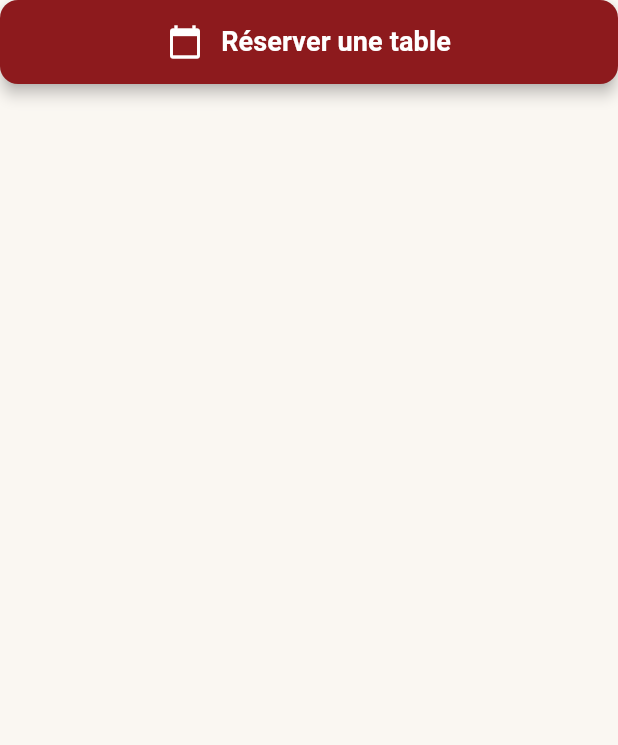
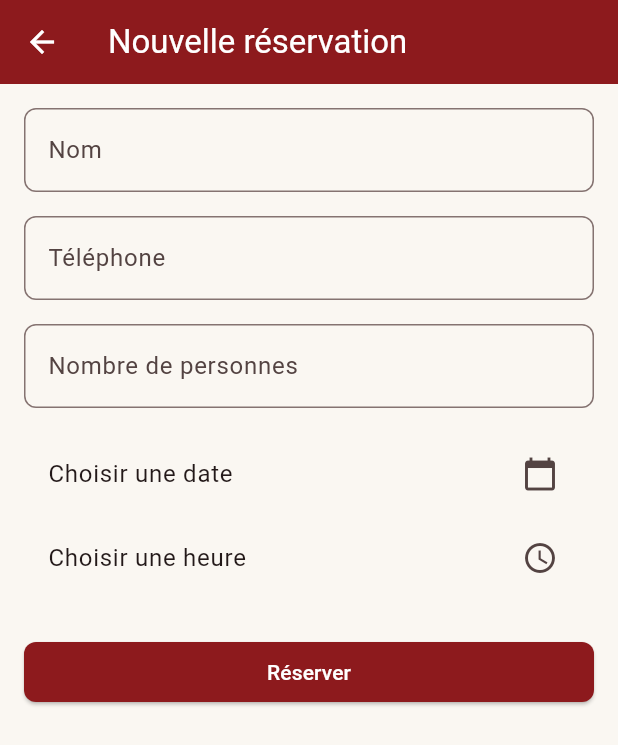
Before and after one commit to flutterestaurant/resto_app, a Flutter app: the ReservationButton widget shown alone on an empty page, opened directly, after a tap on "Réserver une table", on a phone screen of 412 x 824 dp. Shown: the top 745 px of the screen. Run offline on Flutter 3.47's test engine with Material 3 defaults, Android fonts, the phone set to English and light mode, and no system bars; network calls fail.

Commit message:
feat(front): add reservation front

```diff
--- a/frontend/lib/main.dart
+++ b/frontend/lib/main.dart
@@ -1,6 +1,7 @@
 import 'package:flutter/material.dart';
 import 'screens/home_screen.dart';
 import 'themes/app_theme.dart';
+import 'screens/add_reservation_screen.dart';
 
 void main() {
   runApp(const MyApp());
@@ -16,6 +17,9 @@ class MyApp extends StatelessWidget {
       theme: AppTheme.lightTheme, // Utilise ton thème personnalisé
       home: const HomeScreen(), // Affiche l'écran d'accueil du resto
       debugShowCheckedModeBanner: false,
+      routes: {
+        '/add-reservation': (context) => const AddReservationScreen(),
+      },
     );
   }
 }
--- /dev/null
+++ b/frontend/lib/screens/add_reservation_screen.dart
@@ -0,0 +1,116 @@
+import 'package:flutter/material.dart';
+import '../models/reservation.dart';
+import '../services/reservation_service.dart';
+import '../widgets/reservation_button.dart';
+
+class AddReservationScreen extends StatefulWidget {
+  const AddReservationScreen({super.key});
+
+  @override
+  State<AddReservationScreen> createState() => _AddReservationScreenState();
+}
+
+class _AddReservationScreenState extends State<AddReservationScreen> {
+  final _formKey = GlobalKey<FormState>();
+  final _nameController = TextEditingController();
+  final _phoneController = TextEditingController();
+  final _guestsController = TextEditingController();
+  DateTime? _selectedDate;
+  TimeOfDay? _selectedTime;
+  bool _isLoading = false;
+
+  Future<void> _submit() async {
+    if (!_formKey.currentState!.validate() || _selectedDate == null || _selectedTime == null) return;
+    setState(() => _isLoading = true);
+    try {
+      final reservation = Reservation(
+        name: _nameController.text,
+        phone: _phoneController.text,
+        guests: int.parse(_guestsController.text),
+        date: _selectedDate!,
+        time: _selectedTime!.format(context),
+      );
+      await ReservationService.addReservation(reservation);
+      if (mounted) {
+        Navigator.pop(context, true);
+        ScaffoldMessenger.of(context).showSnackBar(const SnackBar(content: Text('Réservation ajoutée !')));
+      }
+    } catch (e) {
+      ScaffoldMessenger.of(context).showSnackBar(SnackBar(content: Text('Erreur : $e')));
+    } finally {
+      setState(() => _isLoading = false);
+    }
+  }
+
+  @override
+  Widget build(BuildContext context) {
+    return Scaffold(
+      appBar: AppBar(title: const Text('Nouvelle réservation')),
+      body: Padding(
+        padding: const EdgeInsets.all(16.0),
+        child: Form(
+          key: _formKey,
+          child: ListView(
+            children: [
+              TextFormField(
+                controller: _nameController,
+                decoration: const InputDecoration(labelText: 'Nom'),
+                validator: (v) => v == null || v.isEmpty ? 'Champ requis' : null,
+              ),
+              const SizedBox(height: 16),
+              TextFormField(
+                controller: _phoneController,
+                decoration: const InputDecoration(labelText: 'Téléphone'),
+                keyboardType: TextInputType.phone,
+                validator: (v) => v == null || v.isEmpty ? 'Champ requis' : null,
+              ),
+              const SizedBox(height: 16),
+              TextFormField(
+                controller: _guestsController,
+                decoration: const InputDecoration(labelText: 'Nombre de personnes'),
+                keyboardType: TextInputType.number,
+                validator: (v) {
+                  if (v == null || v.isEmpty) return 'Champ requis';
+                  final n = int.tryParse(v);
+                  if (n == null || n < 1) return 'Nombre invalide';
+                  return null;
+                },
+              ),
+              const SizedBox(height: 16),
+              ListTile(
+                title: Text(_selectedDate == null ? 'Choisir une date' : 'Date : ${_selectedDate!.toLocal().toString().split(' ')[0]}'),
+                trailing: const Icon(Icons.calendar_today),
+                onTap: () async {
+                  final now = DateTime.now();
+                  final picked = await showDatePicker(
+                    context: context,
+                    initialDate: now,
+                    firstDate: now,
+                    lastDate: DateTime(now.year + 2),
+                  );
+                  if (picked != null) setState(() => _selectedDate = picked);
+                },
+              ),
+              ListTile(
+                title: Text(_selectedTime == null ? 'Choisir une heure' : 'Heure : ${_selectedTime!.format(context)}'),
+                trailing: const Icon(Icons.access_time),
+                onTap: () async {
+                  final picked = await showTimePicker(
+                    context: context,
+                    initialTime: TimeOfDay.now(),
+                  );
+                  if (picked != null) setState(() => _selectedTime = picked);
+                },
+              ),
+              const SizedBox(height: 24),
+              ElevatedButton(
+                onPressed: _isLoading ? null : _submit,
+                child: _isLoading ? const CircularProgressIndicator() : const Text('Réserver'),
+              ),
+            ],
+          ),
+        ),
+      ),
+    );
+  }
+}
--- a/frontend/lib/widgets/reservation_button.dart
+++ b/frontend/lib/widgets/reservation_button.dart
@@ -1,5 +1,7 @@
 import 'package:flutter/material.dart';
 import '../themes/app_theme.dart';
+import '../screens/add_reservation_screen.dart';
+import '../screens/reservations_screen.dart';
 
 class ReservationButton extends StatelessWidget {
   const ReservationButton({super.key});
@@ -9,7 +11,10 @@ class ReservationButton extends StatelessWidget {
     return ElevatedButton(
       onPressed: () {
         // Navigation vers l'écran de réservation
-        // Navigator.push(context, MaterialPageRoute(builder: (context) => ReservationScreen()));
+        Navigator.push(
+          context,
+          MaterialPageRoute(builder: (context) => const AddReservationScreen()),
+        );
       },
       style: ElevatedButton.styleFrom(
         backgroundColor: AppTheme.primaryColor,
```
Also changed, not shown: frontend/lib/screens/reservations_screen.dart (+11 -0 lines), frontend/lib/services/reservation_service.dart (+13 -0 lines).
